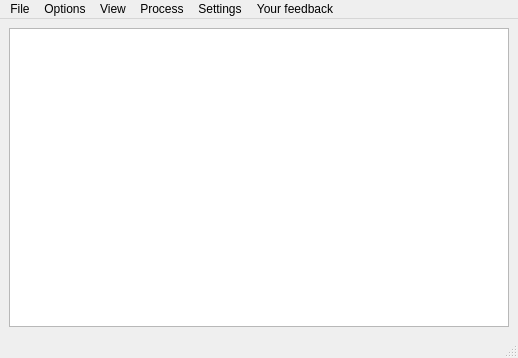
Before: the Qt Designer form ui/main.ui in inspectC/linux-process-explorer, drawn with Qt 5.
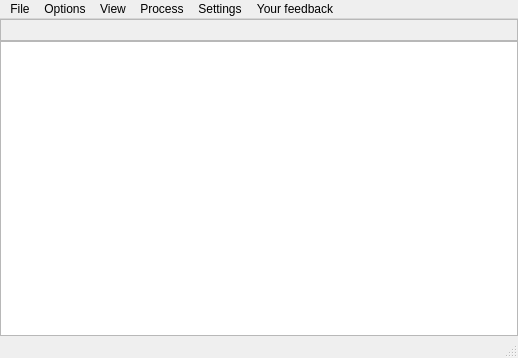
After: the same form once the commit is applied. Custom widgets are drawn as their Qt base class.

```diff
--- a/ui/main.ui
+++ b/ui/main.ui
@@ -14,9 +14,63 @@
    <string>Linux Process Explorer</string>
   </property>
   <widget class="QWidget" name="centralwidget">
-   <layout class="QGridLayout" name="gridLayout_2">
-    <item row="0" column="0">
+   <layout class="QVBoxLayout" name="verticalLayout">
+    <property name="spacing">
+     <number>0</number>
+    </property>
+    <property name="margin">
+     <number>0</number>
+    </property>
+    <item>
+     <widget class="QFrame" name="frame">
+      <property name="maximumSize">
+       <size>
+        <width>16777215</width>
+        <height>40</height>
+       </size>
+      </property>
+      <property name="frameShape">
+       <enum>QFrame::StyledPanel</enum>
+      </property>
+      <property name="frameShadow">
+       <enum>QFrame::Raised</enum>
+      </property>
      <layout class="QHBoxLayout" name="horizontalLayout">
+       <property name="margin">
+        <number>0</number>
+       </property>
+       <item>
+        <spacer name="horizontalSpacer">
+         <property name="orientation">
+          <enum>Qt::Horizontal</enum>
+         </property>
+         <property name="sizeHint" stdset="0">
+          <size>
+           <width>40</width>
+           <height>20</height>
+          </size>
+         </property>
+        </spacer>
+       </item>
+       <item>
+        <widget class="QwtPlot" name="qwtPlotOverallCpuHist">
+         <property name="minimumSize">
+          <size>
+           <width>150</width>
+           <height>0</height>
+          </size>
+         </property>
+         <property name="maximumSize">
+          <size>
+           <width>150</width>
+           <height>50</height>
+          </size>
+         </property>
+        </widget>
+       </item>
+      </layout>
+     </widget>
+    </item>
       <item>
        <widget class="QTreeWidget" name="processTreeWidget">
         <property name="contextMenuPolicy">
@@ -34,8 +88,6 @@
        </widget>
       </item>
      </layout>
-    </item>
-   </layout>
   </widget>
   <widget class="QMenuBar" name="menubar">
    <property name="geometry">
@@ -213,6 +265,14 @@
    </property>
   </action>
  </widget>
+ <customwidgets>
+  <customwidget>
+   <class>QwtPlot</class>
+   <extends>QFrame</extends>
+   <header>qwt_plot.h</header>
+   <container>1</container>
+  </customwidget>
+ </customwidgets>
  <resources/>
  <connections/>
 </ui>
```
Lines whose indentation alone changed are shown as unchanged.
